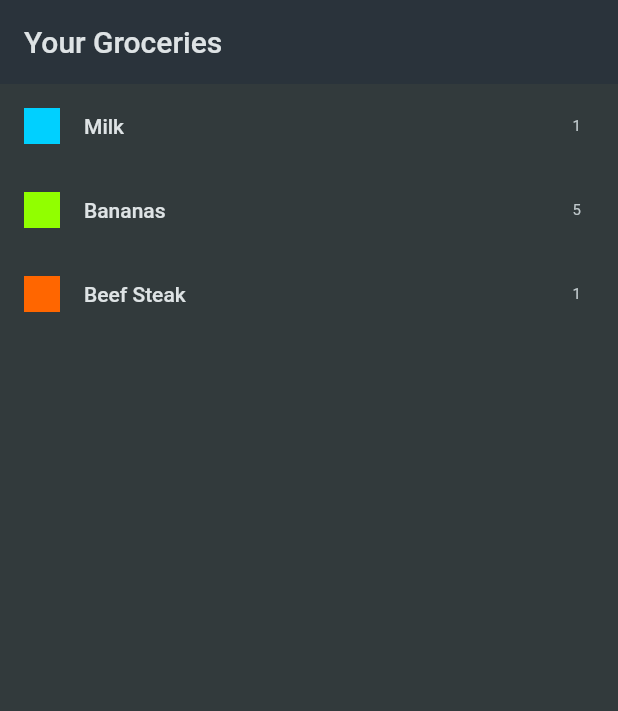
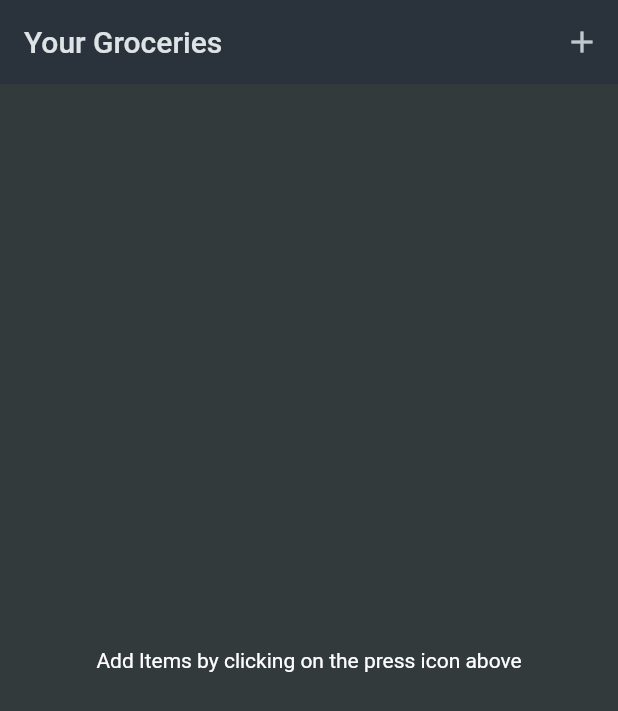
Before and after one commit to ksha-dev/shop_app, a Flutter app: the screen it shows after launch, on a phone screen of 412 x 824 dp. Shown: the top 711 px of the screen. Run offline on Flutter 3.47's test engine with Material 2 defaults, Android fonts, the phone set to English and light mode, and no system bars.

```diff
--- a/lib/data/categories.dart
+++ b/lib/data/categories.dart
@@ -1,5 +1,5 @@
 import 'package:flutter/material.dart';
-import 'package:shop_app/models/category.dart';
+import '/models/category.dart';
 
 const Map<Categories, Category> categories = {
   Categories.vegetables: Category('Vegetables', Color.fromARGB(255, 0, 255, 128)),
--- a/lib/data/dummy_items.dart
+++ b/lib/data/dummy_items.dart
@@ -1,6 +1,6 @@
-import 'package:shop_app/data/categories.dart';
-import 'package:shop_app/models/category.dart';
-import 'package:shop_app/models/grocery_item.dart';
+import '/data/categories.dart';
+import '/models/category.dart';
+import '/models/grocery_item.dart';
 
 List<GroceryItem> groceryItems = [
   GroceryItem(id: 'a', name: 'Milk', quantity: 1, category: categories[Categories.dairy]!),
--- a/lib/main.dart
+++ b/lib/main.dart
@@ -1,5 +1,5 @@
 import 'package:flutter/material.dart';
-import 'package:shop_app/widgets/grocery_list.dart';
+import '/widgets/grocery_list.dart';
 
 void main() {
   runApp(const MyApp());
@@ -20,6 +20,7 @@ class MyApp extends StatelessWidget {
         ),
         scaffoldBackgroundColor: const Color.fromARGB(255, 50, 58, 60),
       ),
+      debugShowCheckedModeBanner: false,
       home: const GroceryList(),
     );
   }
--- a/lib/models/grocery_item.dart
+++ b/lib/models/grocery_item.dart
@@ -1,4 +1,4 @@
-import 'package:shop_app/models/category.dart';
+import '/models/category.dart';
 
 class GroceryItem {
   final String id;
--- a/lib/widgets/grocery_list.dart
+++ b/lib/widgets/grocery_list.dart
@@ -1,21 +1,50 @@
 import 'package:flutter/material.dart';
-import '../data/dummy_items.dart';
+import '/models/grocery_item.dart';
+import '/widgets/new_item.dart';
 
-class GroceryList extends StatelessWidget {
+class GroceryList extends StatefulWidget {
   const GroceryList({super.key});
 
   @override
+  State<GroceryList> createState() => _GroceryListState();
+}
+
+class _GroceryListState extends State<GroceryList> {
+  final List<GroceryItem> _groceryItems = [];
+
+  void _addItem() async {
+    final newItem = await Navigator.of(context).push<GroceryItem>(MaterialPageRoute(builder: (ctx) => const NewItem()));
+    if (newItem == null) return;
+    setState(() => _groceryItems.add(newItem));
+  }
+
+  void _removeItem(GroceryItem item) {
+    setState(() => _groceryItems..removeWhere((element) => element == item));
+  }
+
+  @override
   Widget build(BuildContext context) {
+    Widget content = const Center(child: Text('Add Items by clicking on the press icon above'));
+    if (_groceryItems.isNotEmpty) {
+      content = ListView.builder(
+        itemCount: _groceryItems.length,
+        itemBuilder: ((ctx, index) => Dismissible(
+              onDismissed: (n) => _removeItem(_groceryItems[index]),
+              key: ValueKey(_groceryItems[index]),
+              child: ListTile(
+                title: Text(_groceryItems[index].name),
+                leading: Container(width: 24, height: 24, color: _groceryItems[index].category.color),
+                trailing: Text(_groceryItems[index].quantity.toString()),
+              ),
+            )),
+      );
+    }
     return Scaffold(
-      appBar: AppBar(title: const Text('Your Groceries')),
-      body: ListView.builder(
-        itemCount: groceryItems.length,
-        itemBuilder: ((ctx, index) => ListTile(
-              title: Text(groceryItems[index].name),
-              leading: Container(width: 24, height: 24, color: groceryItems[index].category.color),
-              trailing: Text(groceryItems[index].quantity.toString()),
-            )),
+      appBar: AppBar(
+        title: const Text('Your Groceries'),
+        actions: [IconButton(onPressed: _addItem, icon: const Icon(Icons.add))],
       ),
+      body: content,
     );
   }
 }
```
Also changed, not shown: lib/widgets/new_item.dart (added, +90 -0 lines), 1 other file.
